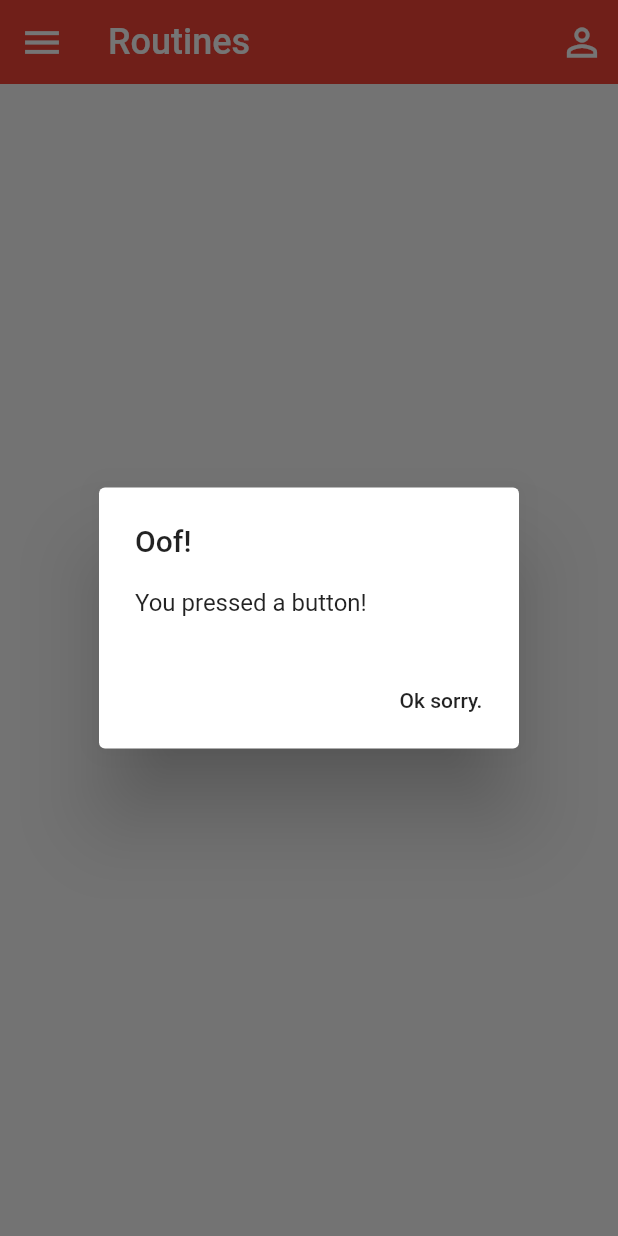
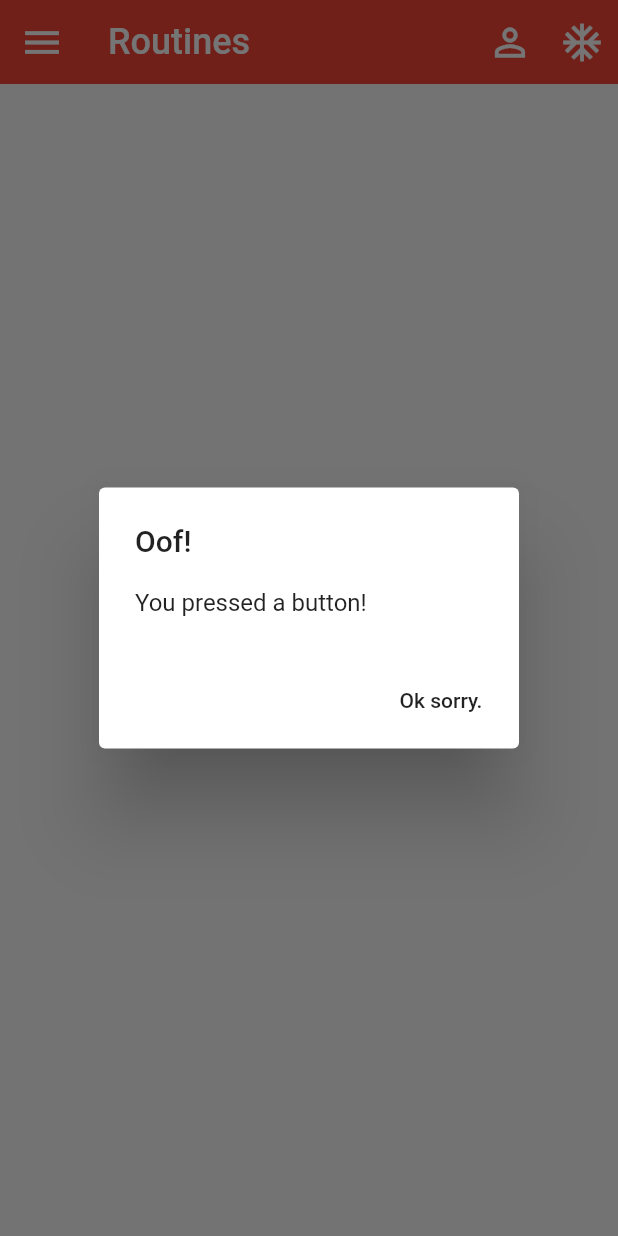
Before and after one commit to FernandoSeli/mehdi-gang, a Flutter app: the screen it shows after launch, after a tap on the "person outline" icon, on a phone screen of 412 x 824 dp. Run offline on Flutter 3.47's test engine with Material 2 defaults, Android fonts, the phone set to English and light mode, and no system bars; our stand-ins replace sqflite; accounts and stored records are empty.

Commit message:
added routing

```diff
--- a/lib/screens/home.dart
+++ /dev/null
@@ -1,56 +0,0 @@
-import 'package:flutter/material.dart';
-import 'package:flutter/rendering.dart';
-
-class HomeScreen extends StatefulWidget {
-  @override
-  _HomeScreenState createState() => _HomeScreenState();
-}
-
-class _HomeScreenState extends State<HomeScreen> {
-  @override
-  Widget build(BuildContext context){
-    return Scaffold(
-      appBar: AppBar(
-        leading: IconButton(
-          icon: Icon(Icons.menu),
-          iconSize: 30,
-          color: Colors.white,
-          onPressed: (){
-
-          }
-        ),
-        title: Text(
-          'Routines',
-          style: TextStyle(
-            fontSize: 24,
-            // fontWeight: FontWeight.bold,
-          )
-        ),
-        elevation: 0,
-        actions: <Widget>[
-          IconButton(
-            icon: Icon(Icons.person_outline),
-            iconSize: 30,
-            color: Colors.white,
-            onPressed:(){
-              showDialog(context: context,
-              child: AlertDialog(
-                title: Text('Oof!'),
-                content: Text('You pressed a button!'),
-                actions: <Widget>[
-                  FlatButton(
-                    child: Text('Ok sorry.'),
-                    onPressed: (){
-                      Navigator.of(context).pop();
-                    },
-                  )
-                ],
-              ));
-            }
-          )
-        ],
-      ),
-      // body: Column,
-    );
-  }
-}
--- /dev/null
+++ b/lib/src/Router.dart
@@ -0,0 +1,22 @@
+import 'package:flutter/cupertino.dart';
+import 'package:flutter/material.dart';
+import 'package:mehdigang/src/constants/Route.dart';
+import 'package:mehdigang/src/screens/home.dart';
+import 'package:mehdigang/src/screens/testScreen.dart';
+
+class Router {
+  static Route<dynamic> generateRoute(RouteSettings settings) {
+    switch (settings.name) {
+      case homeRoute:
+        return MaterialPageRoute(builder: (_) => HomeScreen());
+      case templateManagerRoute:
+        return MaterialPageRoute(builder: (_) => TestScreen());
+      default:
+        return MaterialPageRoute(
+            builder: (_) => Scaffold(
+                  body: Center(
+                      child: Text('No route defined for ${settings.name}')),
+                ));
+    }
+  }
+}
--- /dev/null
+++ b/lib/src/constants/Route.dart
@@ -0,0 +1,3 @@
+const String homeRoute = '/';
+const String templateManagerRoute = '/test';
+// const String homeRoute = '/';
--- /dev/null
+++ b/lib/src/screens/home.dart
@@ -0,0 +1,61 @@
+import 'package:flutter/material.dart';
+import 'package:flutter/rendering.dart';
+import 'package:mehdigang/src/constants/Route.dart';
+import 'package:mehdigang/src/screens/testScreen.dart';
+
+class HomeScreen extends StatefulWidget {
+  @override
+  _HomeScreenState createState() => _HomeScreenState();
+}
+
+class _HomeScreenState extends State<HomeScreen> {
+  @override
+  Widget build(BuildContext context) {
+    return Scaffold(
+      appBar: AppBar(
+        leading: IconButton(
+            icon: Icon(Icons.menu),
+            iconSize: 30,
+            color: Colors.white,
+            onPressed: () {}),
+        title: Text('Routines',
+            style: TextStyle(
+              fontSize: 24,
+              // fontWeight: FontWeight.bold,
+            )),
+        elevation: 0,
+        actions: <Widget>[
+          IconButton(
+              icon: Icon(Icons.person_outline),
+              iconSize: 30,
+              color: Colors.white,
+              onPressed: () {
+                showDialog(
+                    context: context,
+                    child: AlertDialog(
+                      title: Text('Oof!'),
+                      content: Text('You pressed a button!'),
+                      actions: <Widget>[
+                        FlatButton(
+                          child: Text('Ok sorry.'),
+                          onPressed: () {
+                            Navigator.of(context).pop();
+                          },
+                        )
+                      ],
+                    ));
+              }),
+          IconButton(
+            icon: Icon(Icons.ac_unit),
+            iconSize: 30,
+            color: Colors.white,
+            onPressed: () {
+              Navigator.pushNamed(context, templateManagerRoute);
+            },
+          )
+        ],
+      ),
+      // body: Column,
+    );
+  }
+}
```
Also changed, not shown: lib/main.dart (+0 -121 lines), lib/src/app.dart (+25 -12 lines), lib/src/screens/testScreen.dart (added, +39 -0 lines), 1 other file.
